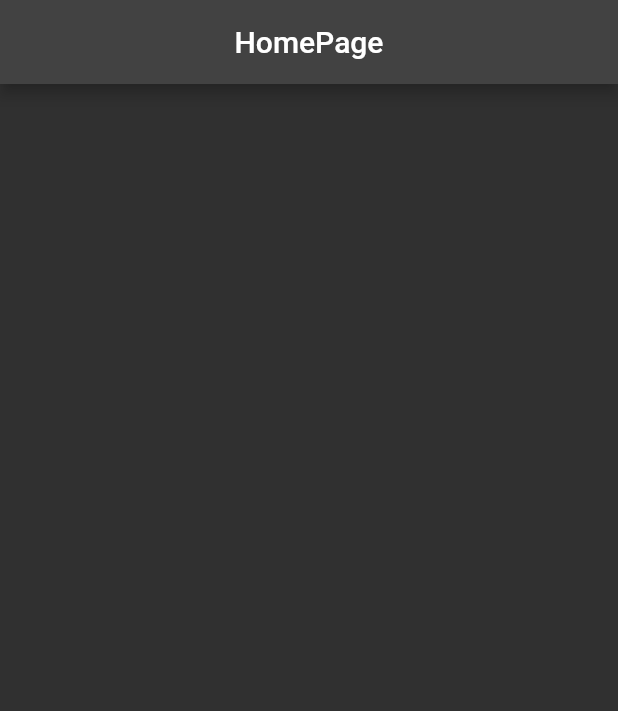
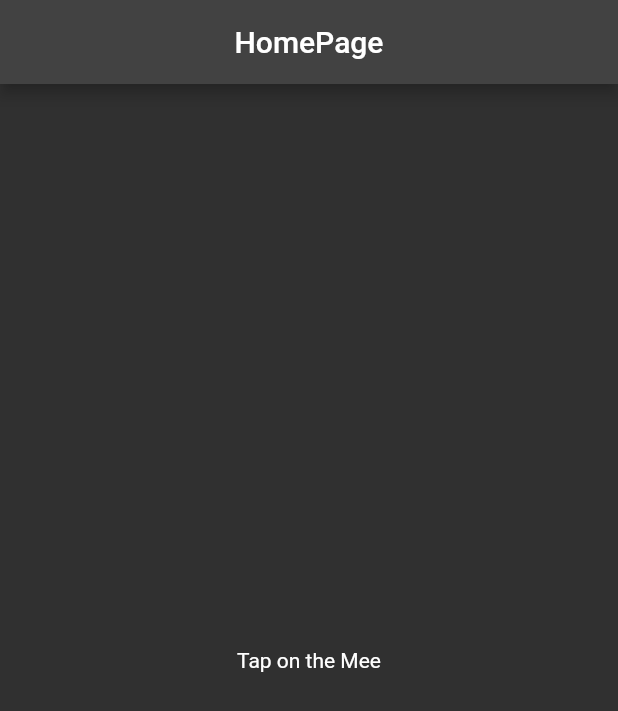
Before and after one commit to keshavsharma0017/demo2, a Flutter app: the screen it shows after launch, on a phone screen of 412 x 824 dp. Shown: the top 711 px of the screen. Run offline on Flutter 3.47's test engine with Material 2 defaults, Android fonts, the phone set to English and light mode, and no system bars.

Commit message:
chapter 2 completed

```diff
--- a/lib/main.dart
+++ b/lib/main.dart
@@ -1,4 +1,5 @@
 import 'package:flutter/material.dart';
+import 'package:uuid/uuid.dart';
 
 void main() {
   runApp(
@@ -17,7 +18,10 @@ class MyApp extends StatelessWidget {
       darkTheme: ThemeData.dark(),
       themeMode: ThemeMode.dark,
       debugShowCheckedModeBanner: false,
-      home: const Homepage(),
+      home: ApiProvider(
+        api: Api(),
+        child: const Homepage(),
+      ),
     );
   }
 }
@@ -30,28 +34,76 @@ class Homepage extends StatefulWidget {
 }
 
 class _HomepageState extends State<Homepage> {
-  String title = 'HomePage';
+  ValueKey _textkey = const ValueKey<String?>(null);
   @override
   Widget build(BuildContext context) {
     return Scaffold(
       appBar: AppBar(
         title: Center(
-          child: Text(title),
+          child: Text(ApiProvider.of(context).api.dateandTime ?? 'HomePage'),
         ),
       ),
       body: GestureDetector(
-        onTap: () {
+        onTap: () async {
+          final api = ApiProvider.of(context).api;
+          final dateAndTime = await api.getDateandTime();
           setState(() {
-            title = DateTime.now().hour.toString() +
-                '-' +
-                DateTime.now().minute.toString() +
-                '-' +
-                DateTime.now().second.toString() +
-                '.' +
-                DateTime.now().millisecond.toString();
+            _textkey = ValueKey(dateAndTime);
           });
         },
+        child: SizedBox.expand(
+          child: Center(
+            child: DateandTime(
+              key: _textkey,
+            ),
+          ),
+        ),
       ),
     );
   }
 }
+
+class Api {
+  String? dateandTime;
+
+  Future<String> getDateandTime() async {
+    return Future.delayed(
+            const Duration(seconds: 1),
+            () => dateandTime =
+                '${DateTime.now().hour}-${DateTime.now().minute}-${DateTime.now().second}.${DateTime.now().millisecond}')
+        .then((value) {
+      dateandTime = value;
+      return value;
+    });
+  }
+}
+
+class ApiProvider extends InheritedWidget {
+  final Api api;
+  final String uuid;
+
+  ApiProvider({
+    Key? key,
+    required this.api,
+    required Widget child,
+  })  : uuid = const Uuid().v4(),
+        super(key: key, child: child);
+  @override
+  bool updateShouldNotify(covariant ApiProvider oldWidget) {
+    return uuid != oldWidget.uuid;
+  }
+
+  static ApiProvider of(BuildContext context) {
+    return context.dependOnInheritedWidgetOfExactType<ApiProvider>()!;
+  }
+}
+
+class DateandTime extends StatelessWidget {
+  const DateandTime({super.key});
+
+  @override
+  Widget build(BuildContext context) {
+    final api = ApiProvider.of(context).api;
+    return Text(api.dateandTime ?? 'Tap on the Mee');
+  }
+}
--- a/pubspec.yaml
+++ b/pubspec.yaml
@@ -35,6 +35,7 @@ dependencies:
   # The following adds the Cupertino Icons font to your application.
   # Use with the CupertinoIcons class for iOS style icons.
   cupertino_icons: ^1.0.2
+  uuid: ^3.0.7
 
 dev_dependencies:
   flutter_test:
```
Also changed, not shown: pubspec.lock.
